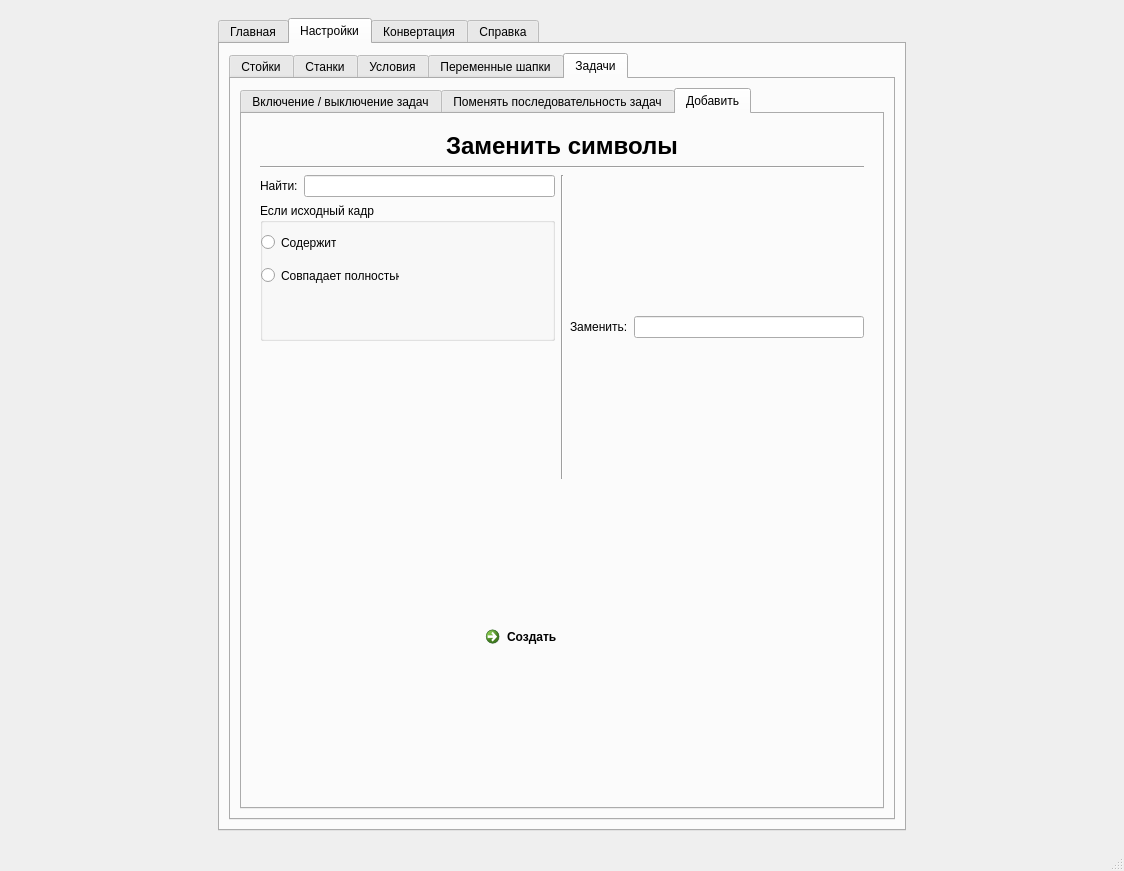
This is docs/pyside2-designer/ui.ui in filthps/CNC-File-Parser as Qt 5 draws it before an edit. The edited form follows.
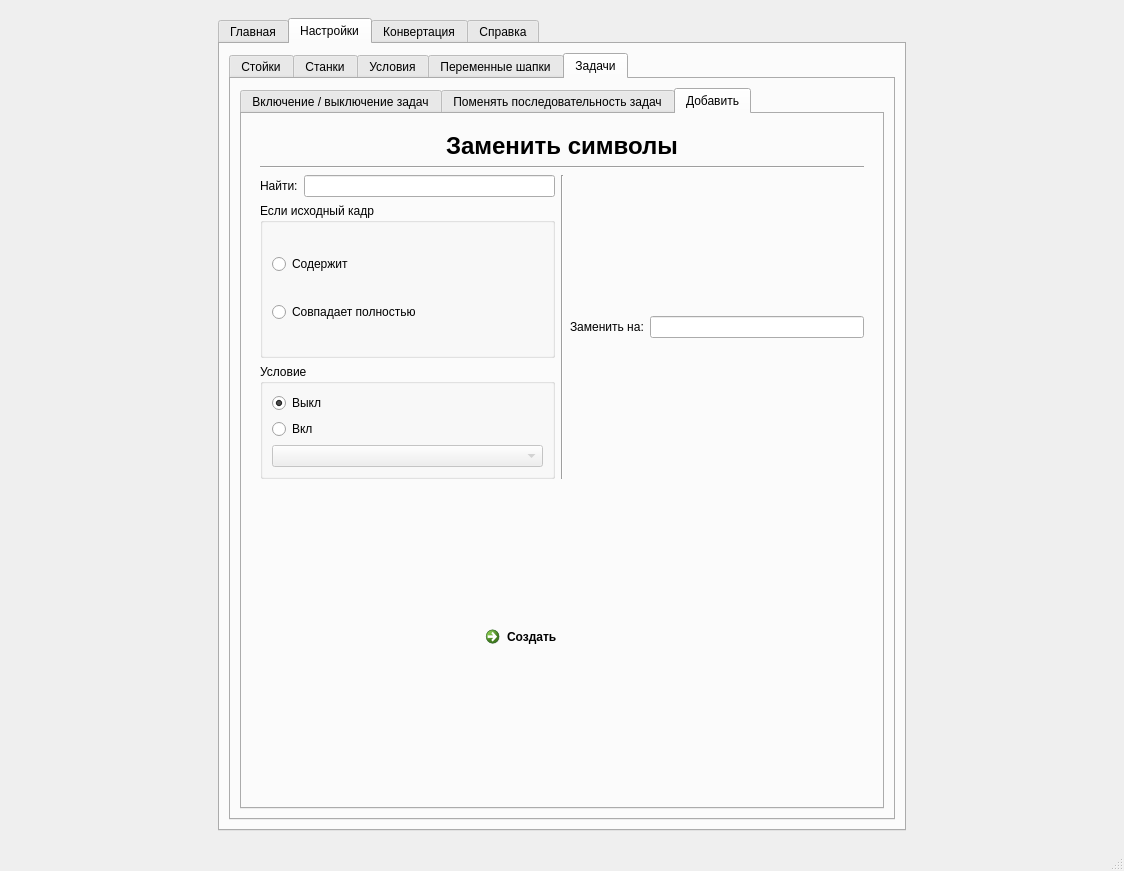
This is the edited form. The open tabs and pages were chosen to show the change. Icons and pictures are not drawn.

Commit message: Обновление UI

What changed in the file:
```diff
--- a/docs/pyside2-designer/ui.ui
+++ b/docs/pyside2-designer/ui.ui
@@ -2658,7 +2658,7 @@
                        </layout>
                       </widget>
                       <widget class="QWidget" name="page_5">
-                       <layout class="QVBoxLayout" name="verticalLayout_35">
+                       <layout class="QVBoxLayout" name="verticalLayout_74">
                         <item>
                          <layout class="QHBoxLayout" name="horizontalLayout_21">
                           <item>
@@ -2713,7 +2713,7 @@
                         <item>
                          <layout class="QHBoxLayout" name="horizontalLayout_24">
                           <item>
-                           <layout class="QVBoxLayout" name="verticalLayout_11">
+                           <layout class="QVBoxLayout" name="verticalLayout_73">
                             <item>
                              <layout class="QHBoxLayout" name="horizontalLayout_23">
                               <item>
@@ -2739,46 +2739,60 @@
                               <property name="title">
                                <string>Если исходный кадр</string>
                               </property>
+                              <layout class="QVBoxLayout" name="verticalLayout_35">
+                               <item>
                               <widget class="QRadioButton" name="radioButton_8">
-                               <property name="geometry">
-                                <rect>
-                                 <x>1</x>
-                                 <y>31</y>
-                                 <width>75</width>
-                                 <height>17</height>
-                                </rect>
-                               </property>
                                <property name="text">
                                 <string>Содержит</string>
                                </property>
                               </widget>
+                               </item>
+                               <item>
                               <widget class="QRadioButton" name="radioButton_9">
-                               <property name="geometry">
-                                <rect>
-                                 <x>1</x>
-                                 <y>64</y>
-                                 <width>138</width>
-                                 <height>17</height>
-                                </rect>
-                               </property>
                                <property name="text">
                                 <string>Совпадает полностью</string>
                                </property>
                               </widget>
+                               </item>
+                              </layout>
                              </widget>
                             </item>
                             <item>
-                             <spacer name="verticalSpacer_20">
-                              <property name="orientation">
-                               <enum>Qt::Vertical</enum>
+                             <widget class="QGroupBox" name="groupBox_22">
+                              <property name="title">
+                               <string>Условие</string>
                               </property>
-                              <property name="sizeHint" stdset="0">
-                               <size>
-                                <width>20</width>
-                                <height>40</height>
-                               </size>
-                              </property>
-                             </spacer>
+                              <layout class="QVBoxLayout" name="verticalLayout_72">
+                               <item>
+                                <widget class="QRadioButton" name="radioButton_33">
+                                 <property name="text">
+                                  <string>Выкл</string>
+                                 </property>
+                                 <property name="checked">
+                                  <bool>true</bool>
+                                 </property>
+                                </widget>
+                               </item>
+                               <item>
+                                <layout class="QVBoxLayout" name="verticalLayout_11">
+                                 <item>
+                                  <widget class="QRadioButton" name="radioButton_34">
+                                   <property name="text">
+                                    <string>Вкл</string>
+                                   </property>
+                                  </widget>
+                                 </item>
+                                 <item>
+                                  <widget class="QComboBox" name="comboBox_4">
+                                   <property name="enabled">
+                                    <bool>false</bool>
+                                   </property>
+                                  </widget>
+                                 </item>
+                                </layout>
+                               </item>
+                              </layout>
+                             </widget>
                             </item>
                            </layout>
                           </item>
@@ -2794,7 +2808,7 @@
                             <item>
                              <widget class="QLabel" name="label_13">
                               <property name="text">
-                               <string>Заменить:</string>
+                               <string>Заменить на:</string>
                               </property>
                              </widget>
                             </item>
```
Left out of the diff: 125 changed lines with no effect on the pictures. Lines whose indentation alone changed are shown as unchanged. The commit also changes 1 other file.
